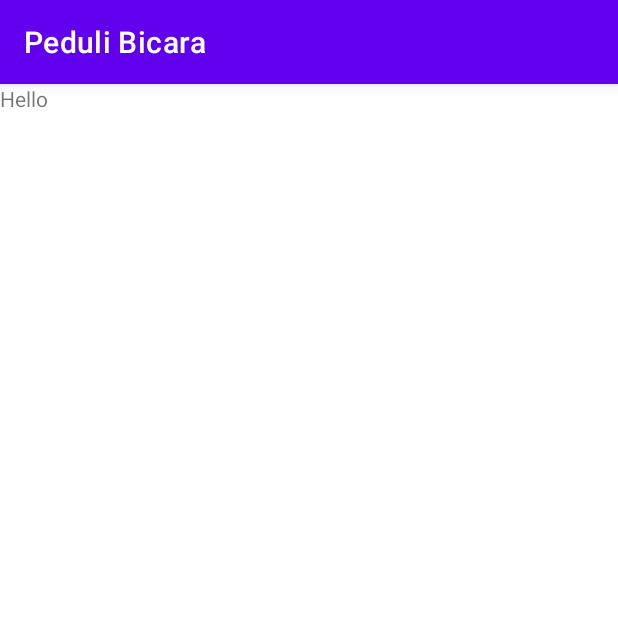
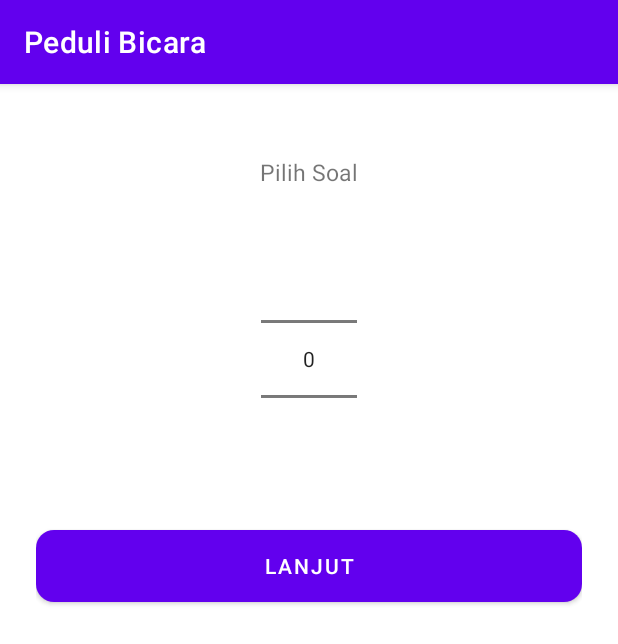
Before and after one commit to willyishmael/PeduliBicara-Android, an Android app: the fragment SetQuestionCountFragment shown on its own in the app's theme, on a phone screen of 412 x 824 dp. Shown: the top 644 px of the screen. Run offline under Robolectric (Android 15) with nearby library versions, the phone set to English and light mode, and no system bars.

Commit message:
update set question count fragment

```diff
--- a/app/src/main/res/layout/fragment_set_question_count.xml
+++ b/app/src/main/res/layout/fragment_set_question_count.xml
@@ -1,13 +1,43 @@
 <?xml version="1.0" encoding="utf-8"?>
-<FrameLayout xmlns:android="http://schemas.android.com/apk/res/android"
+<androidx.constraintlayout.widget.ConstraintLayout xmlns:android="http://schemas.android.com/apk/res/android"
+    xmlns:app="http://schemas.android.com/apk/res-auto"
     xmlns:tools="http://schemas.android.com/tools"
     android:layout_width="match_parent"
     android:layout_height="match_parent"
+    android:padding="24dp"
     tools:context=".ui.guessvoice.SetQuestionCountFragment">
 
+
     <TextView
-        android:layout_width="match_parent"
-        android:layout_height="match_parent"
-        android:text="Hello" />
+        android:id="@+id/textView4"
+        android:layout_width="wrap_content"
+        android:layout_height="wrap_content"
+        android:layout_marginTop="24dp"
+        android:text="@string/set_question"
+        android:textSize="15sp"
+        app:layout_constraintEnd_toEndOf="parent"
+        app:layout_constraintStart_toStartOf="parent"
+        app:layout_constraintTop_toTopOf="parent" />
 
-</FrameLayout>
+    <NumberPicker
+        android:id="@+id/numberPicker"
+        android:layout_width="wrap_content"
+        android:layout_height="wrap_content"
+        android:layout_marginTop="24dp"
+        app:layout_constraintEnd_toEndOf="parent"
+        app:layout_constraintStart_toStartOf="parent"
+        app:layout_constraintTop_toBottomOf="@+id/textView4" />
+
+    <Button
+        android:id="@+id/button3"
+        android:layout_width="0dp"
+        android:layout_height="wrap_content"
+        android:layout_marginTop="24dp"
+        android:background="@drawable/rounded_view"
+        android:text="@string/next"
+        app:layout_constraintEnd_toEndOf="parent"
+        app:layout_constraintHorizontal_bias="0.333"
+        app:layout_constraintStart_toStartOf="parent"
+        app:layout_constraintTop_toBottomOf="@+id/numberPicker" />
+
+</androidx.constraintlayout.widget.ConstraintLayout>
--- a/app/src/main/res/values/strings.xml
+++ b/app/src/main/res/values/strings.xml
@@ -5,4 +5,6 @@
     <string name="lorem_ipsum_15">Lorem ipsum dolor sit amet, consectetur adipiscing elit. Etiam tristique a ex vel dictum. Proin.</string>
     <string name="your_score">Skor Kamu</string>
     <string name="main_menu">Menu Utama</string>
+    <string name="set_question">Pilih Soal</string>
+    <string name="next">Lanjut</string>
 </resources>
```
